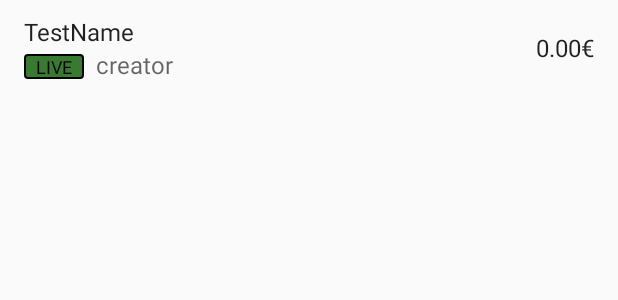
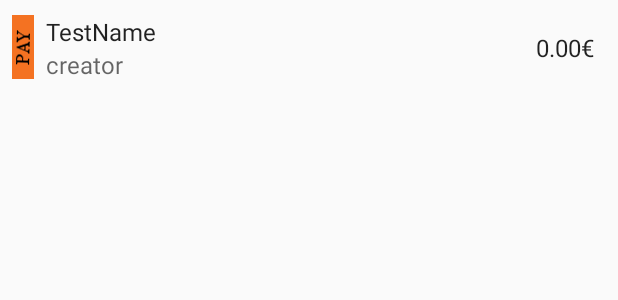
Before and after one commit to K4iM4k3r/apa-group-expsenses, an Android app: the layout fragment_object_list_row.xml on its own in the app's theme, with its tools: preview values and no code run, on a phone screen of 412 x 824 dp. Shown: the top 300 px of the screen. Run offline under Robolectric (Android 15) with nearby library versions, the phone set to English and light mode, and no system bars.

Commit message:
add event status (english only)

```diff
--- a/app/src/main/res/drawable/event_status_live.xml
+++ /dev/null
@@ -1,21 +0,0 @@
-<?xml version="1.0" encoding="utf-8"?>
-<shape xmlns:android="http://schemas.android.com/apk/res/android"
-    android:shape="rectangle" >
-
-    <!-- View background color -->
-    <solid
-        android:color="#377a30" >
-    </solid>
-
-    <!-- View border color and width -->
-    <stroke
-        android:width="1dp"
-        android:color="@color/black" >
-    </stroke>
-
-    <!-- The radius makes the corners rounded -->
-    <corners
-        android:radius="2dp"   >
-    </corners>
-
-</shape>
--- a/app/src/main/res/layout/fragment_object_list_row.xml
+++ b/app/src/main/res/layout/fragment_object_list_row.xml
@@ -8,7 +8,18 @@
         android:layout_width="wrap_content"
         android:layout_height="wrap_content"
         android:layout_centerVertical="true"
-        android:layout_marginStart="@dimen/app_margin"
+        android:layout_marginStart="@dimen/app_small_margin">
+
+        <ImageView
+            android:id="@+id/event_status_image"
+            android:layout_width="wrap_content"
+            android:layout_height="wrap_content"
+            android:src="@drawable/event_status_pay" />
+
+        <LinearLayout
+            android:layout_width="wrap_content"
+            android:layout_height="wrap_content"
+            android:layout_marginStart="@dimen/app_small_margin"
             android:orientation="vertical">
 
             <TextView
@@ -24,20 +35,6 @@
                 android:orientation="horizontal">
 
                 <TextView
-                android:id="@+id/event_status"
-                android:layout_width="wrap_content"
-                android:layout_height="wrap_content"
-                android:layout_marginEnd="@dimen/app_small_margin"
-                android:background="@drawable/event_status_live"
-                android:paddingEnd="@dimen/app_small_margin"
-                android:paddingStart="@dimen/app_small_margin"
-                android:text="LIVE"
-                android:textAppearance="?android:textAppearanceListItemSmall"
-                android:textColor="@color/black"
-                android:textSize="12sp"
-                android:visibility="visible" />
-
-            <TextView
                     android:id="@+id/creator"
                     android:layout_width="wrap_content"
                     android:layout_height="wrap_content"
@@ -45,8 +42,10 @@
                     android:textAppearance="?android:textAppearanceListItemSmall"
                     android:textColor="?android:textColorHint" />
             </LinearLayout>
+        </LinearLayout>
 
     </LinearLayout>
+
 
     <TextView
         android:id="@+id/balance"
```
Also changed, not shown: app/src/main/java/de/thm/ap/groupexpenses/view/fragment/PositionEventListFragment.java (+11 -13 lines), app/src/main/res/drawable/event_status_closed.xml (deleted, +0 -21 lines), app/src/main/res/drawable/event_status_error.xml (deleted, +0 -21 lines), app/src/main/res/drawable/event_status_locked.xml (deleted, +0 -21 lines), app/src/main/res/drawable/event_status_upcoming.xml (deleted, +0 -21 lines), app/src/main/res/drawable-hdpi/event_status_done.png (added), app/src/main/res/drawable-hdpi/event_status_live.png (added), app/src/main/res/drawable-hdpi/event_status_pay.png (added), app/src/main/res/drawable-hdpi/event_status_soon.png (added). Lines whose indentation alone changed are shown as unchanged.
